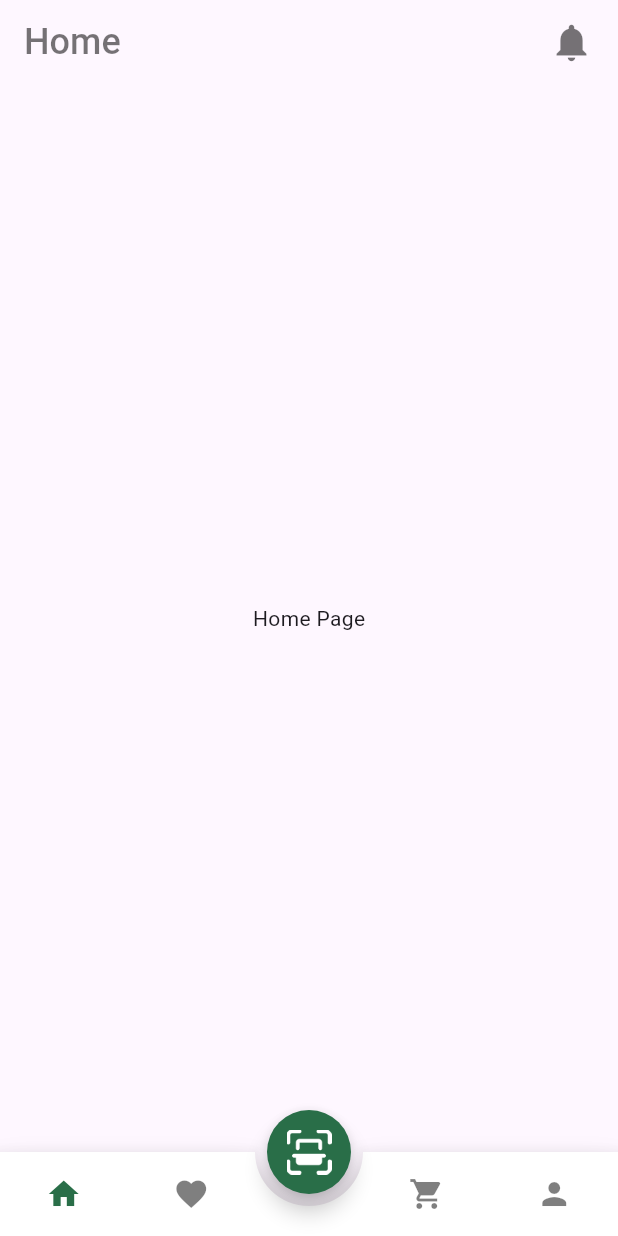
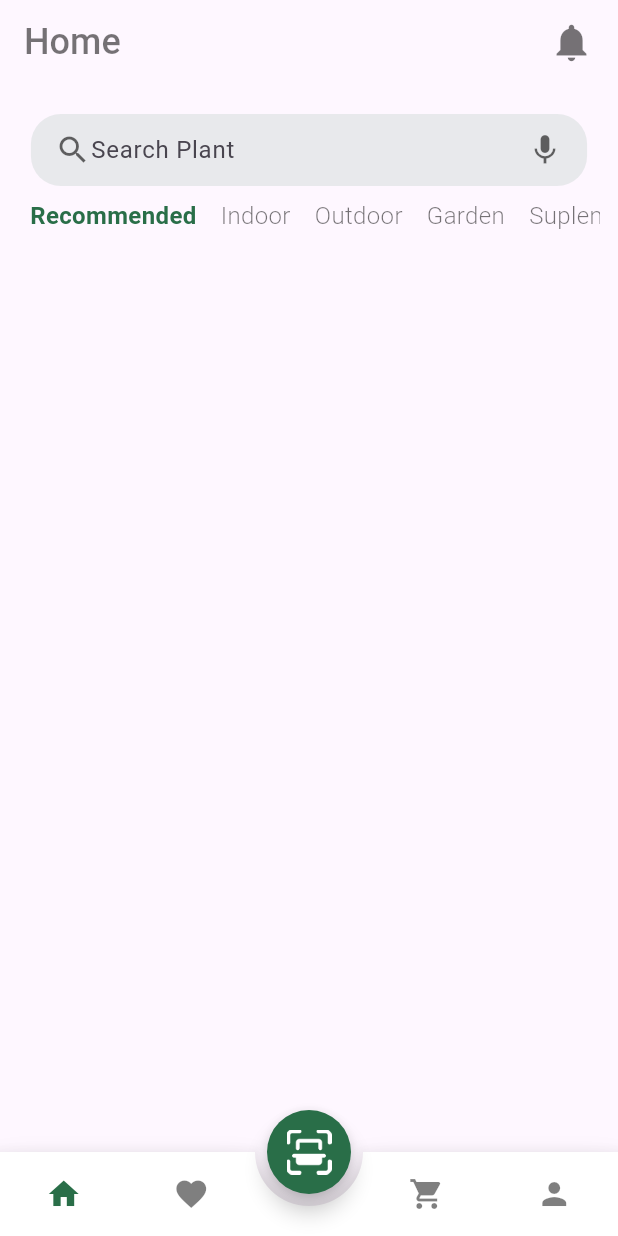
Before and after one commit to alirfanyasin/Plant-App, a Flutter app: the screen it shows after launch, after a tap on the "arrow forward ios" icon, after a tap on "Skip", on a phone screen of 412 x 824 dp. Run offline on Flutter 3.47's test engine with Material 3 defaults, Android fonts, the phone set to English and light mode, and no system bars; drawn by our look-alikes of animated_bottom_navigation_bar; our stand-ins replace page_transition.

Commit message:
feat: plants category

```diff
--- a/lib/ui/onboarding_screen.dart
+++ b/lib/ui/onboarding_screen.dart
@@ -1,6 +1,5 @@
 import 'package:flutter/material.dart';
 import 'package:learn_flutter/constant.dart';
-import 'package:learn_flutter/ui/login_page.dart';
 import 'package:learn_flutter/ui/root_page.dart';
 
 class OnBoardingScreen extends StatefulWidget {
--- a/lib/ui/screens/home_page.dart
+++ b/lib/ui/screens/home_page.dart
@@ -1,4 +1,6 @@
 import 'package:flutter/material.dart';
+import 'package:learn_flutter/constant.dart';
+import 'package:learn_flutter/models/plants.dart';
 
 class HomePage extends StatefulWidget {
   const HomePage({super.key});
@@ -10,10 +12,105 @@ class HomePage extends StatefulWidget {
 class _HomePageState extends State<HomePage> {
   @override
   Widget build(BuildContext context) {
-    return const Scaffold(
-      body: Center(
-        child: Text("Home Page"),
+    int selectedIndex = 0;
+    Size size = MediaQuery.of(context).size;
+
+    List<Plant> _plants = Plant.plantList;
+
+    // plants category
+    List<String> _plantTypes = [
+      "Recommended",
+      "Indoor",
+      "Outdoor",
+      "Garden",
+      "Suplement"
+    ];
+
+    // toggle favorite button
+    bool toggleIsFavorited(bool isFavorited) {
+      return !isFavorited;
+    }
+
+    return Scaffold(
+        body: SingleChildScrollView(
+      child: Column(
+        crossAxisAlignment: CrossAxisAlignment.start,
+        children: [
+          Container(
+            padding: const EdgeInsets.only(top: 20),
+            child: Row(
+              mainAxisAlignment: MainAxisAlignment.spaceAround,
+              children: [
+                Container(
+                  padding: const EdgeInsets.symmetric(horizontal: 16),
+                  width: size.width * .9,
+                  child: Row(
+                    crossAxisAlignment: CrossAxisAlignment.center,
+                    mainAxisAlignment: MainAxisAlignment.center,
+                    children: [
+                      Icon(
+                        Icons.search,
+                        color: Colors.black54.withOpacity(.6),
+                      ),
+                      const Expanded(
+                        child: TextField(
+                          showCursor: false,
+                          decoration: InputDecoration(
+                            hintText: "Search Plant",
+                            border: InputBorder.none,
+                            focusedBorder: InputBorder.none,
+                          ),
+                        ),
+                      ),
+                      Icon(
+                        Icons.mic,
+                        color: Colors.black54.withOpacity(.6),
+                      ),
+                    ],
+                  ),
+                  decoration: BoxDecoration(
+                    color: Constants.primaryColor.withOpacity(.1),
+                    borderRadius: BorderRadius.circular(20),
+                  ),
+                ),
+              ],
+            ),
+          ),
+          Container(
+            padding: const EdgeInsets.symmetric(horizontal: 12),
+            height: 50,
+            width: size.width,
+            child: ListView.builder(
+              scrollDirection: Axis.horizontal,
+              itemCount: _plantTypes.length,
+              itemBuilder: (BuildContext context, int index) {
+                return Padding(
+                  padding: const EdgeInsets.all(8),
+                  child: GestureDetector(
+                    onTap: () {
+                      setState(() {
+                        selectedIndex = index;
+                      });
+                    },
+                    child: Text(
+                      _plantTypes[index],
+                      style: TextStyle(
+                        fontSize: 16,
+                        fontWeight: selectedIndex == index
+                            ? FontWeight.bold
+                            : FontWeight.w300,
+                        color: selectedIndex == index
+                            ? Constants.primaryColor
+                            : Constants.blackColor,
+                      ),
+                    ),
+                  ),
+                );
+              },
+            ),
+          ),
+        ],
       ),
-    );
+    ));
   }
 }
```
